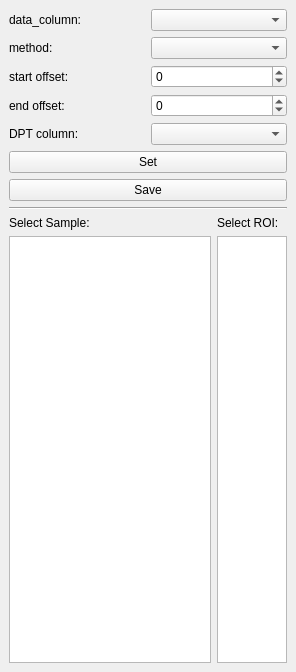
Qt form mesmerize/plotting/widgets/stimulus_tuning/control_widget.ui (kushalkolar/MESmerize) before a commit.
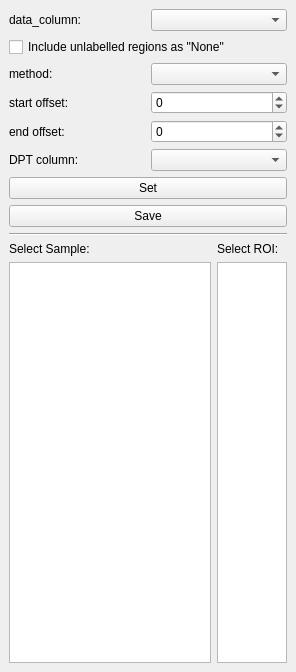
The same form after that commit. Custom widgets are drawn as their Qt base class.

Commit message: Allow unlabelled stimulus periods to not be considered for stimulus tuning plots

Patch:
```diff
--- a/mesmerize/plotting/widgets/stimulus_tuning/control_widget.ui
+++ b/mesmerize/plotting/widgets/stimulus_tuning/control_widget.ui
@@ -33,6 +33,17 @@
       </item>
      </layout>
     </item>
+    <item>
+     <widget class="QCheckBox" name="checkBoxIncludeUnlabelled">
+      <property name="toolTip">
+       <string>If checked, any time periods that are not labelled with a stimulus will be considered as &quot;None&quot;.
+If unchecked, these unlabelled regions are ignored.</string>
+      </property>
+      <property name="text">
+       <string>Include unlabelled regions as &quot;None&quot;</string>
+      </property>
+     </widget>
+    </item>
     <item>
      <layout class="QHBoxLayout" name="horizontalLayout_2">
       <item>
```
Left out of the diff: 2 changed lines with no effect on the pictures. The commit also changes 2 other files.
